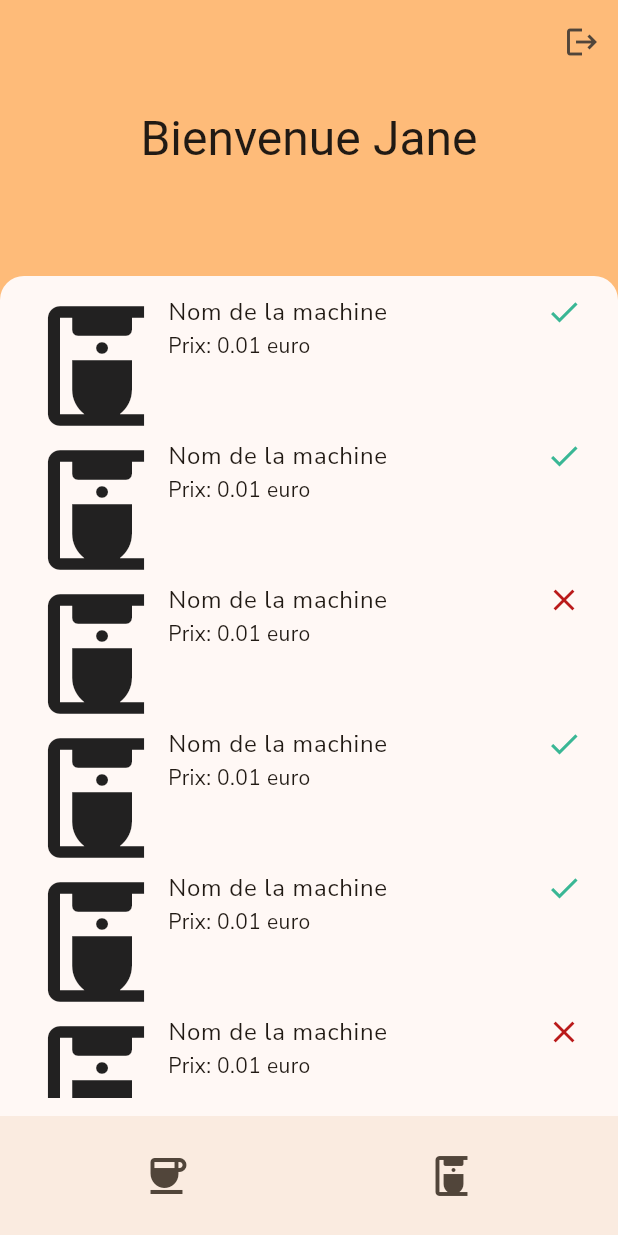
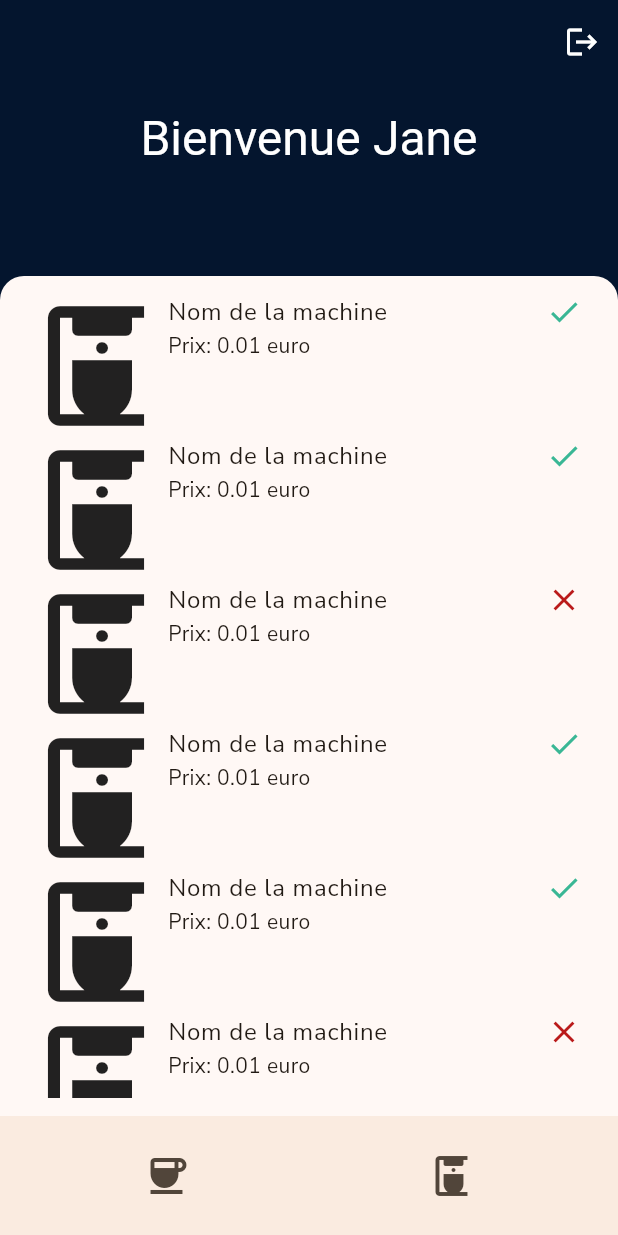
Before and after one commit to assanediouf18/Cupcare, a Flutter app: the screen it shows after launch, after a tap on the "coffee maker" icon, on a phone screen of 412 x 824 dp. Run offline on Flutter 3.47's test engine with Material 3 defaults, Android fonts, the phone set to English and light mode, and no system bars; our stand-ins replace google_fonts; Roboto replaces fonts that are missing (Overlock).

Commit message:
Travail sur couleurs de fond pour respecter figma

```diff
--- a/lib/Components/scaffold_template.dart
+++ b/lib/Components/scaffold_template.dart
@@ -1,9 +1,10 @@
-import 'package:cupcare/color_schemes.g.dart';
 import 'package:flutter/material.dart';
 
 class CupCareScaffoldTemplate extends StatelessWidget {
   const CupCareScaffoldTemplate({
     super.key,
+    required this.backgroundColor,
+    this.headlineColor = Colors.black,
     required this.currentView,
     required this.bottomAppBar,
     required this.showSearchBar,
@@ -12,13 +13,22 @@ class CupCareScaffoldTemplate extends StatelessWidget {
   final Widget currentView;
   final BottomAppBar bottomAppBar;
   final bool showSearchBar;
+  final Color backgroundColor;
+  final Color headlineColor;
 
   @override
   Widget build(BuildContext context) {
     return Scaffold(
-      backgroundColor: baseMainColor,
+      backgroundColor: backgroundColor,
       appBar: AppBar(
-        actions: [IconButton(onPressed: () {}, icon: Icon(Icons.logout))],
+        actions: [
+          IconButton(
+              onPressed: () {},
+              icon: Icon(
+                Icons.logout,
+                color: headlineColor,
+              ))
+        ],
         backgroundColor: Colors.transparent,
         surfaceTintColor: Colors.transparent,
       ),
@@ -29,7 +39,10 @@ class CupCareScaffoldTemplate extends StatelessWidget {
               padding: const EdgeInsets.only(top: 16, bottom: 72),
               child: Text(
                 "Bienvenue Jane",
-                style: Theme.of(context).textTheme.headlineLarge,
+                style: Theme.of(context)
+                    .textTheme
+                    .headlineLarge!
+                    .copyWith(color: headlineColor),
               ),
             ),
           ),
--- a/lib/Screns/home_screen.dart
+++ b/lib/Screns/home_screen.dart
@@ -1,6 +1,7 @@
 import 'package:cupcare/Components/machine_tile.dart';
 import 'package:cupcare/Components/product_card.dart';
 import 'package:cupcare/Components/scaffold_template.dart';
+import 'package:cupcare/color_schemes.g.dart';
 import 'package:flutter/material.dart';
 
 class HomeScreen extends StatefulWidget {
@@ -20,6 +21,8 @@ class _HomeScreenState extends State<HomeScreen> {
     var machinesListView = buildMachinesListView();
     var bottomAppBar = getBottomAppBar(bottomAppBarIconSize);
     return CupCareScaffoldTemplate(
+      backgroundColor: showProductPage ? baseMainColor : baseSecondColor,
+      headlineColor: showProductPage ? Colors.black : Colors.white,
       currentView: showProductPage ? productGridView : machinesListView,
       bottomAppBar: bottomAppBar,
       showSearchBar: false,
```
